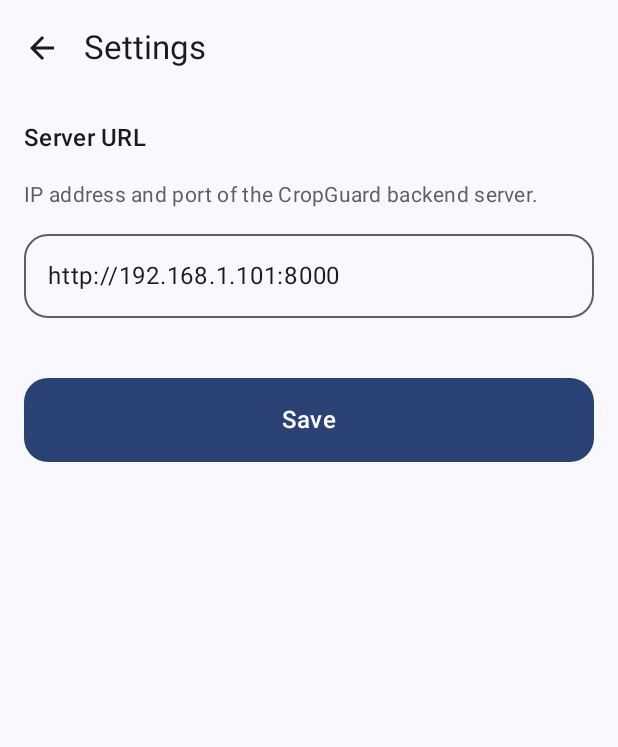
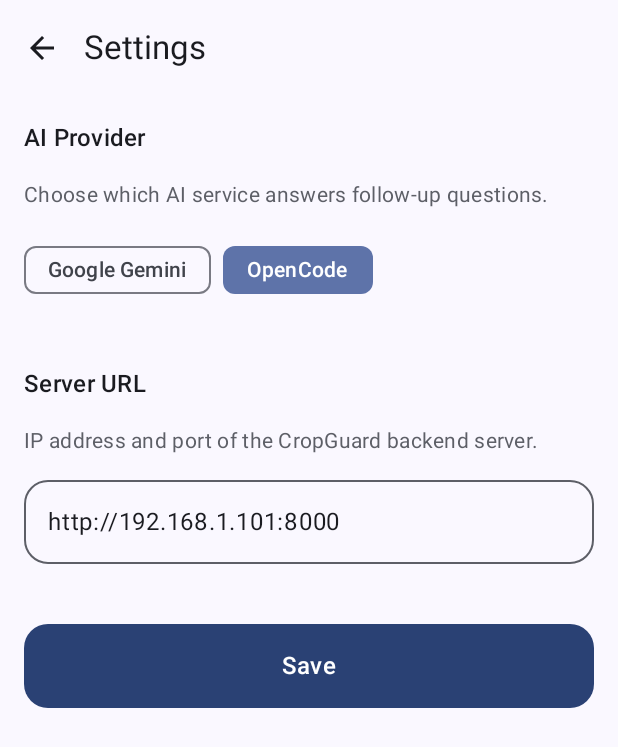
Before and after one commit to jVeyZ/AI_SAMSUNG-CapstoneProy, an Android app built with Jetpack Compose: the screen it shows after launch (MainActivity), after a tap on "Settings", on a phone screen of 412 x 824 dp. Shown: the top 747 px of the screen. Run offline under Robolectric (Android 15) with nearby library versions, the light colour scheme and no system bars; pictures from the network do not load; 3 other taps on this screen came first.

Commit message:
feat: multi-provider AI (Gemini + OpenCode) with Android selector
- llm_advice.py: provider param (gemini/opencode), OpenAI-compatible API, env var OPENCODE_API_KEY
- server.py: chat endpoint accepts provider field
- Android: SettingsScreen with FilterChip provider toggle, persisted in SharedPreferences
- I18n: provider strings in EN/ES/VA

```diff
--- a/android/app/src/main/java/com/cropguard/app/data/Api.kt
+++ b/android/app/src/main/java/com/cropguard/app/data/Api.kt
@@ -40,7 +40,13 @@ data class TreatmentFallback(
     val prevention: List<String>,
 )
 
-data class ChatRequest(val crop: String, val disease: String, val question: String, val lang: String)
+data class ChatRequest(
+    val crop: String,
+    val disease: String,
+    val question: String,
+    val lang: String,
+    val provider: String? = null,
+)
 
 data class ChatResponse(val answer: String?, val fallback: TreatmentFallback?, val note: String?)
 
@@ -67,6 +73,9 @@ object ApiClient {
 
     private const val PREFS_NAME = "cropguard"
     private const val KEY_SERVER_URL = "server_url"
+    private const val KEY_AI_PROVIDER = "ai_provider"
+    const val PROVIDER_GEMINI = "gemini"
+    const val PROVIDER_OPENCODE = "opencode"
 
     @Volatile
     private var _api: CropGuardApi? = null
@@ -110,4 +119,14 @@ object ApiClient {
         return context.getSharedPreferences(PREFS_NAME, Context.MODE_PRIVATE)
             .getString(KEY_SERVER_URL, BuildConfig.BASE_URL) ?: BuildConfig.BASE_URL
     }
+
+    fun getAiProvider(context: Context): String {
+        return context.getSharedPreferences(PREFS_NAME, Context.MODE_PRIVATE)
+            .getString(KEY_AI_PROVIDER, PROVIDER_OPENCODE) ?: PROVIDER_OPENCODE
+    }
+
+    fun setAiProvider(context: Context, provider: String) {
+        context.getSharedPreferences(PREFS_NAME, Context.MODE_PRIVATE)
+            .edit().putString(KEY_AI_PROVIDER, provider).apply()
+    }
 }
--- a/android/app/src/main/java/com/cropguard/app/ui/I18n.kt
+++ b/android/app/src/main/java/com/cropguard/app/ui/I18n.kt
@@ -62,6 +62,10 @@ object L {
         "crop_rice" to "Rice",
         "crop_orange" to "Orange",
         "settings" to "Settings",
+        "ai_provider" to "AI Provider",
+        "ai_provider_desc" to "Choose which AI service answers follow-up questions.",
+        "provider_gemini" to "Google Gemini",
+        "provider_opencode" to "OpenCode",
         "server_url" to "Server URL",
         "server_url_hint" to "http://192.168.1.101:8000",
         "server_url_desc" to "IP address and port of the CropGuard backend server.",
@@ -96,6 +100,10 @@ object L {
         "crop_rice" to "Arroz",
         "crop_orange" to "Naranja",
         "settings" to "Configuración",
+        "ai_provider" to "Proveedor de IA",
+        "ai_provider_desc" to "Elige qué servicio de IA responde preguntas de seguimiento.",
+        "provider_gemini" to "Google Gemini",
+        "provider_opencode" to "OpenCode",
         "server_url" to "URL del servidor",
         "server_url_hint" to "http://192.168.1.101:8000",
         "server_url_desc" to "Dirección IP y puerto del servidor backend de CropGuard.",
@@ -130,6 +138,10 @@ object L {
         "crop_rice" to "Arròs",
         "crop_orange" to "Taronja",
         "settings" to "Configuració",
+        "ai_provider" to "Proveïdor d'IA",
+        "ai_provider_desc" to "Tria quin servei d'IA respon preguntes de seguiment.",
+        "provider_gemini" to "Google Gemini",
+        "provider_opencode" to "OpenCode",
         "server_url" to "URL del servidor",
         "server_url_hint" to "http://192.168.1.101:8000",
         "server_url_desc" to "Adreça IP i port del servidor backend de CropGuard.",
--- a/android/app/src/main/java/com/cropguard/app/ui/SettingsScreen.kt
+++ b/android/app/src/main/java/com/cropguard/app/ui/SettingsScreen.kt
@@ -2,6 +2,7 @@ package com.cropguard.app.ui
 
 import androidx.compose.foundation.layout.Arrangement
 import androidx.compose.foundation.layout.Column
+import androidx.compose.foundation.layout.Row
 import androidx.compose.foundation.layout.Spacer
 import androidx.compose.foundation.layout.fillMaxSize
 import androidx.compose.foundation.layout.fillMaxWidth
@@ -12,6 +13,8 @@ import androidx.compose.material.icons.Icons
 import androidx.compose.material.icons.automirrored.filled.ArrowBack
 import androidx.compose.material3.Button
 import androidx.compose.material3.ExperimentalMaterial3Api
+import androidx.compose.material3.FilterChip
+import androidx.compose.material3.FilterChipDefaults
 import androidx.compose.material3.Icon
 import androidx.compose.material3.IconButton
 import androidx.compose.material3.MaterialTheme
@@ -27,6 +30,7 @@ import androidx.compose.runtime.remember
 import androidx.compose.runtime.setValue
 import androidx.compose.ui.Modifier
 import androidx.compose.ui.unit.dp
+import com.cropguard.app.data.ApiClient
 import com.cropguard.app.vm.CropViewModel
 
 @OptIn(ExperimentalMaterial3Api::class)
@@ -55,6 +59,35 @@ fun SettingsScreen(vm: CropViewModel, onBack: () -> Unit) {
                 .padding(16.dp),
             verticalArrangement = Arrangement.spacedBy(16.dp),
         ) {
+            // --- AI Provider ---
+            Text(L.t("ai_provider", state.lang), style = MaterialTheme.typography.titleMedium)
+            Text(
+                L.t("ai_provider_desc", state.lang),
+                style = MaterialTheme.typography.bodyMedium,
+                color = MaterialTheme.colorScheme.outline,
+            )
+            Row(horizontalArrangement = Arrangement.spacedBy(8.dp)) {
+                FilterChip(
+                    selected = state.aiProvider == ApiClient.PROVIDER_GEMINI,
+                    onClick = { vm.setAiProvider(ApiClient.PROVIDER_GEMINI) },
+                    label = { Text(L.t("provider_gemini", state.lang)) },
+                    colors = FilterChipDefaults.filterChipColors(
+                        selectedContainerColor = MaterialTheme.colorScheme.primaryContainer,
+                    ),
+                )
+                FilterChip(
+                    selected = state.aiProvider == ApiClient.PROVIDER_OPENCODE,
+                    onClick = { vm.setAiProvider(ApiClient.PROVIDER_OPENCODE) },
+                    label = { Text(L.t("provider_opencode", state.lang)) },
+                    colors = FilterChipDefaults.filterChipColors(
+                        selectedContainerColor = MaterialTheme.colorScheme.primaryContainer,
+                    ),
+                )
+            }
+
+            Spacer(Modifier.height(8.dp))
+
+            // --- Server URL ---
             Text(L.t("server_url", state.lang), style = MaterialTheme.typography.titleMedium)
             Text(
                 L.t("server_url_desc", state.lang),
--- a/android/app/src/main/java/com/cropguard/app/vm/CropViewModel.kt
+++ b/android/app/src/main/java/com/cropguard/app/vm/CropViewModel.kt
@@ -28,13 +28,17 @@ data class UiState(
     val treatment: TreatmentResponse? = null,
     val chat: List<ChatMessage> = emptyList(),
     val lang: String = "en",
+    val aiProvider: String = ApiClient.PROVIDER_OPENCODE,
 )
 
 class CropViewModel(app: Application) : AndroidViewModel(app) {
 
     private val prefs = app.getSharedPreferences("cropguard", Context.MODE_PRIVATE)
 
-    private val _state = MutableStateFlow(UiState(lang = prefs.getString("lang", "en") ?: "en"))
+    private val _state = MutableStateFlow(UiState(
+        lang = prefs.getString("lang", "en") ?: "en",
+        aiProvider = ApiClient.getAiProvider(app),
+    ))
     val state: StateFlow<UiState> = _state
 
     val serverUrl: String
@@ -63,6 +67,11 @@ class CropViewModel(app: Application) : AndroidViewModel(app) {
 
     fun setServerUrl(url: String) {
         ApiClient.setServerUrl(getApplication(), url)
+    }
+
+    fun setAiProvider(provider: String) {
+        ApiClient.setAiProvider(getApplication(), provider)
+        _state.value = _state.value.copy(aiProvider = provider)
     }
 
     fun analyze(onDone: () -> Unit) {
@@ -95,7 +104,10 @@ class CropViewModel(app: Application) : AndroidViewModel(app) {
         viewModelScope.launch {
             try {
                 val resp = ApiClient.api.chat(
-                    ChatRequest(pred.crop, pred.disease, question, _state.value.lang))
+                    ChatRequest(
+                        pred.crop, pred.disease, question, _state.value.lang,
+                        provider = _state.value.aiProvider,
+                    ))
                 _state.value = _state.value.copy(
                     loading = false,
                     chat = _state.value.chat + ChatMessage(question, resp.answer, resp.note))
```
Also changed, not shown: 2 other files.
